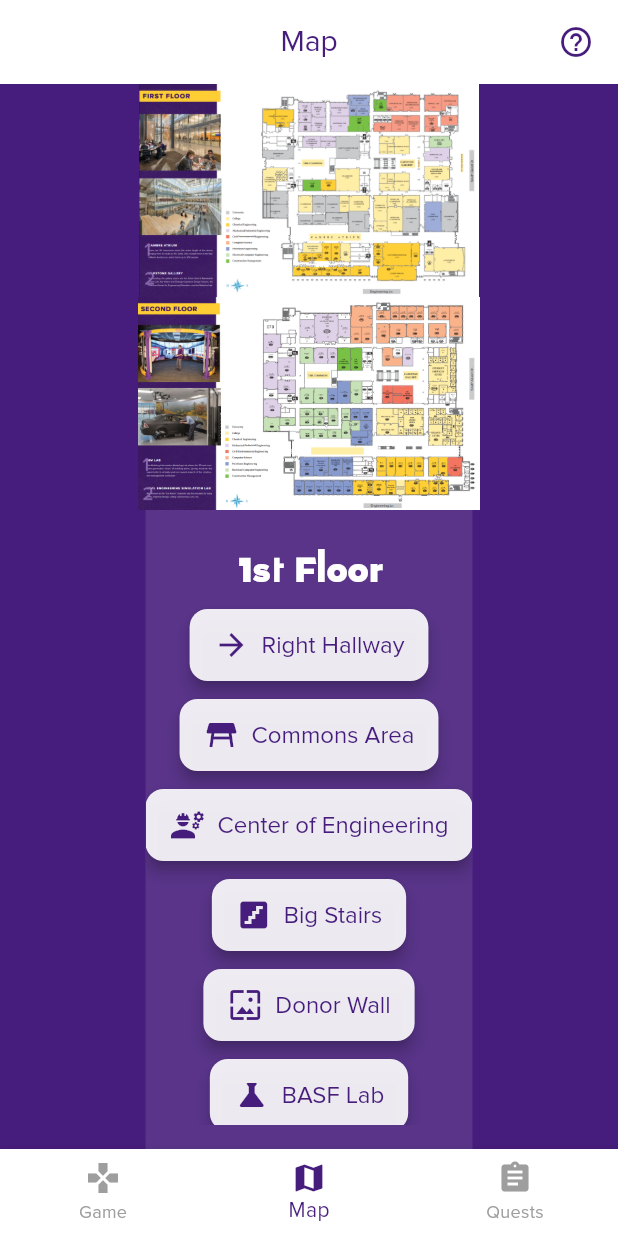
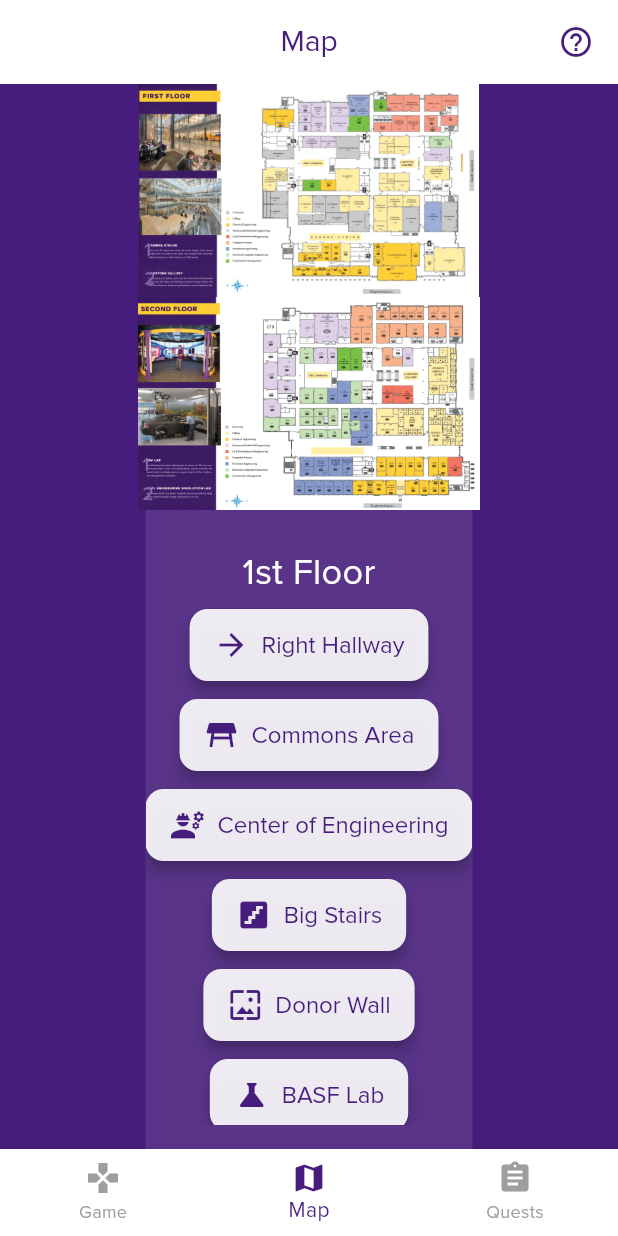
Before and after one commit to AaronAucoin/scavenger_hunt_new, a Flutter app: the MapScreen screen opened directly, on a phone screen of 412 x 824 dp. Run offline on Flutter 3.47's test engine with Material 3 defaults, Android fonts, the phone set to English and light mode, and no system bars.

Commit message:
fixed font on map screen

```diff
--- a/lib/map_screen.dart
+++ b/lib/map_screen.dart
@@ -113,7 +113,8 @@ class _MapScreenState extends State<MapScreen> {
                       child: Center(
                         child: GestureDetector(
                           onDoubleTap: () {
-                            _transformationController.value = Matrix4.identity();
+                            _transformationController.value =
+                                Matrix4.identity();
                           },
                           child: Image.asset(
                             'assets/pftMap.png',
@@ -142,7 +143,8 @@ class _MapScreenState extends State<MapScreen> {
                       child: Center(
                         child: GestureDetector(
                           onDoubleTap: () {
-                            _transformationController.value = Matrix4.identity();
+                            _transformationController.value =
+                                Matrix4.identity();
                           },
                           child: Image.asset(
                             'assets/pft2floor.png',
@@ -180,7 +182,6 @@ class _MapScreenState extends State<MapScreen> {
                           '1st Floor',
                           style: TextStyle(
                             fontSize: 24,
-                            fontWeight: FontWeight.bold,
                             color: Colors.white,
                           ),
                         ),
@@ -241,7 +242,6 @@ class _MapScreenState extends State<MapScreen> {
                           '2nd Floor',
                           style: TextStyle(
                             fontSize: 24,
-                            fontWeight: FontWeight.bold,
                             color: Colors.white,
                           ),
                         ),
```
